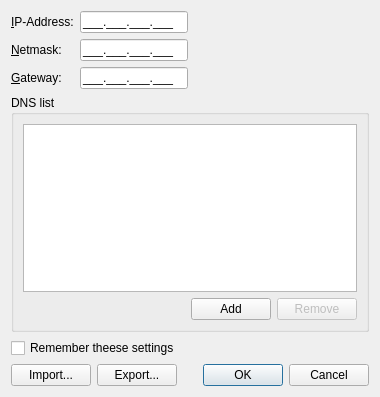
This is qnut/ipconf.ui in dosnut/nut as Qt 5 draws it before an edit. The edited form follows.
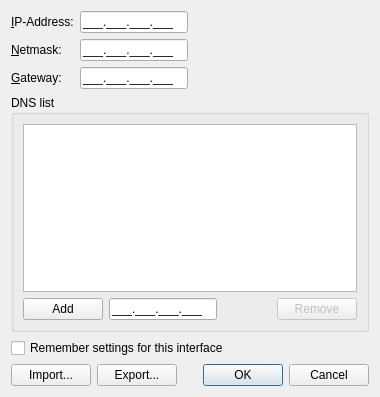
This is the edited form.

What changed in the file:
```diff
--- a/qnut/ipconf.ui
+++ b/qnut/ipconf.ui
@@ -105,12 +105,35 @@
      <property name="title">
       <string>DNS list</string>
      </property>
-     <layout class="QVBoxLayout">
+     <layout class="QVBoxLayout" name="verticalLayout_2">
       <item>
        <widget class="QListView" name="dnsList"/>
       </item>
       <item>
-       <layout class="QHBoxLayout">
+       <layout class="QHBoxLayout" name="horizontalLayout2">
+        <item>
+         <widget class="QPushButton" name="addButton">
+          <property name="enabled">
+           <bool>true</bool>
+          </property>
+          <property name="text">
+           <string>Add</string>
+          </property>
+         </widget>
+        </item>
+        <item>
+         <widget class="QLineEdit" name="dnsEdit">
+          <property name="sizePolicy">
+           <sizepolicy hsizetype="Minimum" vsizetype="Fixed">
+            <horstretch>0</horstretch>
+            <verstretch>0</verstretch>
+           </sizepolicy>
+          </property>
+          <property name="inputMask">
+           <string>000.000.000.000;_</string>
+          </property>
+         </widget>
+        </item>
         <item>
          <spacer name="spacer1">
           <property name="orientation">
@@ -118,22 +141,12 @@
           </property>
           <property name="sizeHint" stdset="0">
            <size>
-            <width>0</width>
-            <height>0</height>
+            <width>13</width>
+            <height>13</height>
            </size>
           </property>
          </spacer>
         </item>
-        <item>
-         <widget class="QPushButton" name="addButton">
-          <property name="enabled">
-           <bool>true</bool>
-          </property>
-          <property name="text">
-           <string>Add</string>
-          </property>
-         </widget>
-        </item>
         <item>
          <widget class="QPushButton" name="removeButton">
           <property name="enabled">
@@ -152,7 +165,7 @@
    <item>
     <widget class="QCheckBox" name="rememberCheck">
      <property name="text">
-      <string>Remember theese settings</string>
+      <string>Remember settings for this interface</string>
      </property>
     </widget>
    </item>
```
